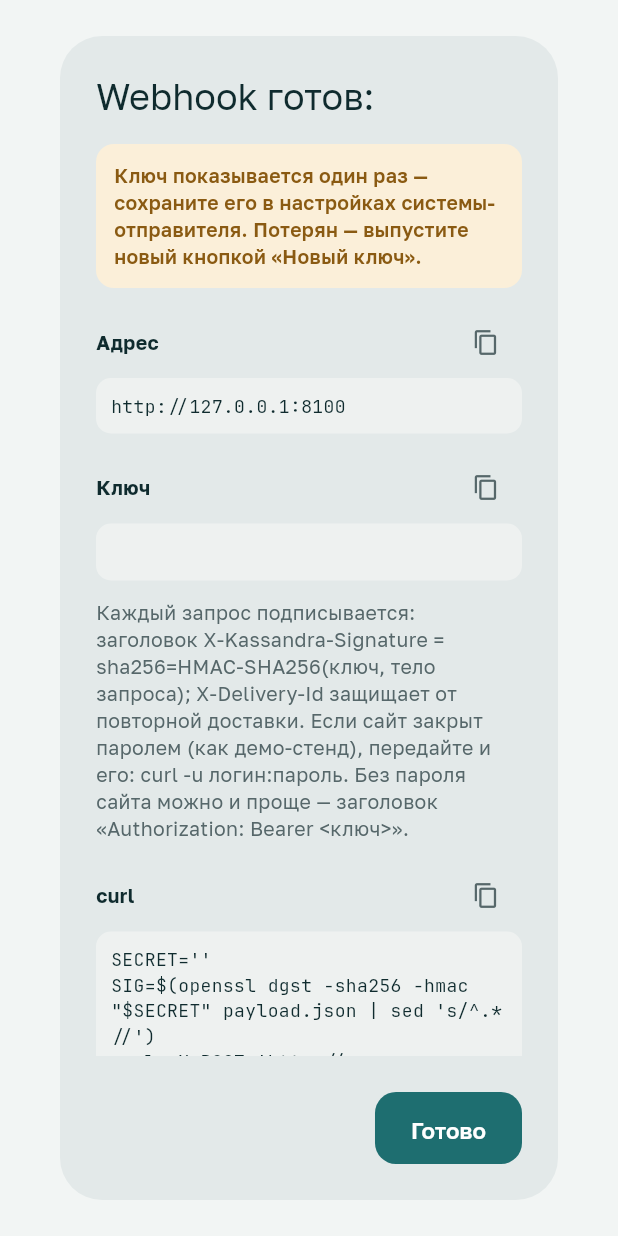
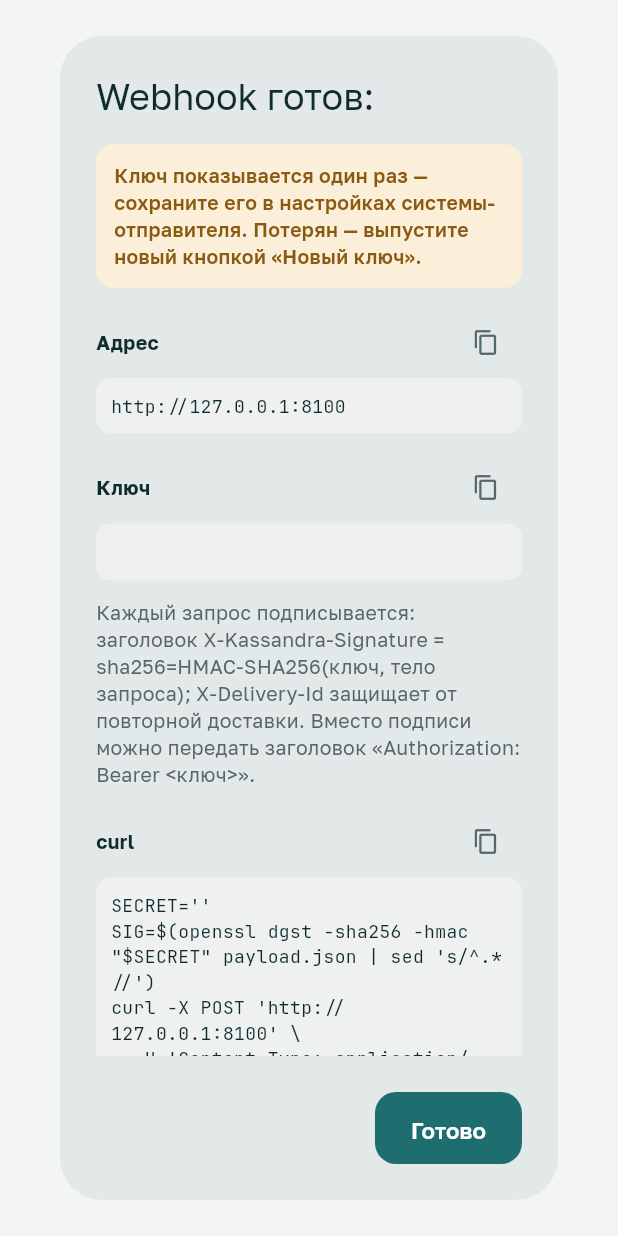
Before and after one commit to omazda/Kassandra, a Flutter app: the _SecretDialog widget shown alone on an empty page, opened directly with empty values, on a phone screen of 412 x 824 dp. Run offline on Flutter 3.47's test engine with Material 3 defaults, Android fonts, the phone set to English and light mode, and no system bars; our stand-ins replace dio, file_picker, flutter_riverpod, flutter_secure_storage, flutter_svg, go_router and 1 more; missing offline and left inert: dart:js_interop; accounts and stored records are empty; project files that could hold a hidden picture were left out.

Commit message:
Оформить репозиторий и открыть демо-стенд
- README: логотип, бейджи, ссылка «Попробовать» на открытый стенд с
  готовыми сценариями, скриншоты продукта; постер — в разделе
  соответствия ТЗ; разделы «Разработка» и «Команда».
- CI на GitHub Actions: ruff и pytest, flutter analyze и test.
- SECURITY.md, превью для соцсетей docs/social-preview.png.
- Стенд открыт без пароля сайта, API ограничен по числу запросов;
  webhook принимает и Bearer-ключ — пример nginx и тексты обновлены.
- Календарь пишет «откалибрована» для калиброванной вероятности.

```diff
--- a/apps/kassandra_app/lib/features/events/calendar_page.dart
+++ b/apps/kassandra_app/lib/features/events/calendar_page.dart
@@ -619,7 +619,8 @@ class _GapBanner extends StatelessWidget {
     final need = formatMoneyCeil(risk.liquidityNeedMinor);
     final text = phone
         ? '${formatDayMonth(gap)} разрыв · не хватит $need'
-        : '${formatDayMonth(gap)} остаток уйдёт в минус — до ${formatDayMonth(forecast.horizonEnd)} не хватит $need. Вероятность ${risk.probability30d == null ? '—' : formatPercent(risk.probability30d!)}, экспериментальная оценка.';
+        : '${formatDayMonth(gap)} остаток уйдёт в минус — до ${formatDayMonth(forecast.horizonEnd)} не хватит $need. Вероятность ${risk.probability30d == null ? '—' : formatPercent(risk.probability30d!)}, '
+              '${risk.calibrationStatus.startsWith('calibrated') ? 'откалибрована' : 'экспериментальная оценка'}.';
     return Material(
       color: colors.warningContainer,
       shape: RoundedRectangleBorder(
--- a/apps/kassandra_app/lib/features/sources/webhooks_section.dart
+++ b/apps/kassandra_app/lib/features/sources/webhooks_section.dart
@@ -259,8 +259,7 @@ class _SecretDialog extends ConsumerWidget {
                 child: Text(
                   'Каждый запрос подписывается: заголовок X-Kassandra-Signature = '
                   'sha256=HMAC-SHA256(ключ, тело запроса); X-Delivery-Id защищает от повторной '
-                  'доставки. Если сайт закрыт паролем (как демо-стенд), передайте и его: '
-                  'curl -u логин:пароль. Без пароля сайта можно и проще — заголовок '
+                  'доставки. Вместо подписи можно передать заголовок '
                   '«Authorization: Bearer <ключ>».',
                   style: golos(13, FontWeight.w400, colors.textMuted),
                 ),
```
Also changed, not shown: docs/poster.png, docs/social-preview.png (added), 13 other files.
